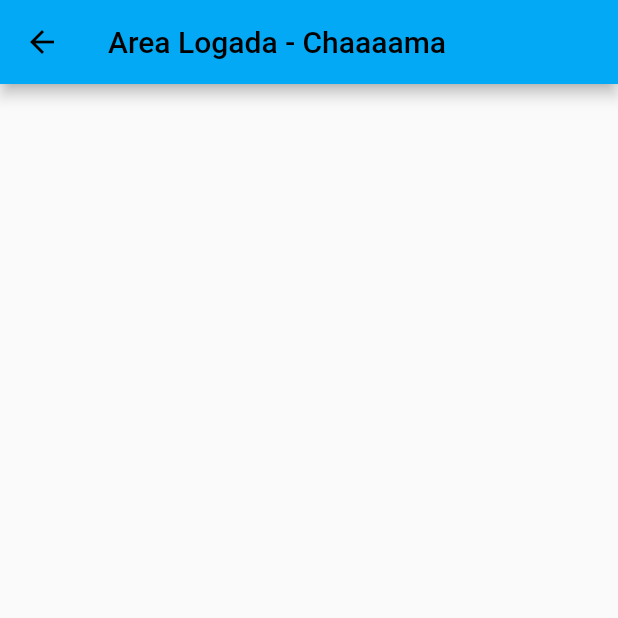
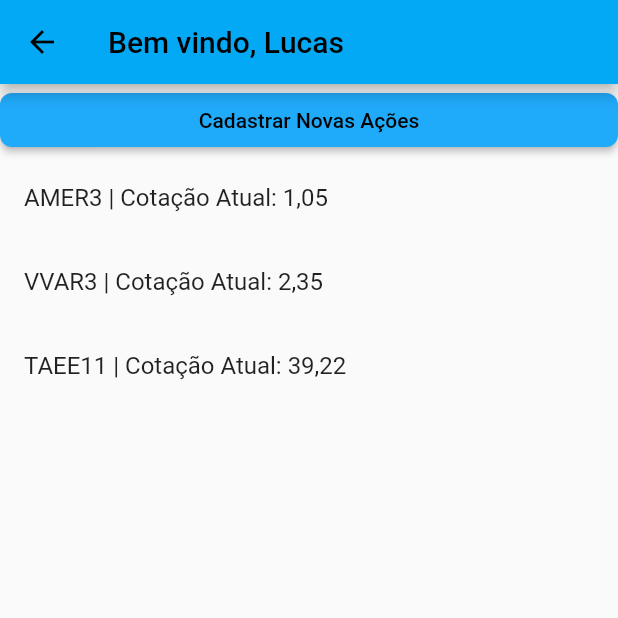
Before and after one commit to lucassnovaes/ManagementInvesing, a Flutter app: the HomeUserPage screen opened directly, on a phone screen of 412 x 824 dp, the top half of it. Run offline on Flutter 3.47's test engine with Material 2 defaults, Android fonts, the phone set to English and light mode, and no system bars; our stand-ins replace sqflite; accounts and stored records are empty.

Commit message:
Inclusao tela de home

```diff
--- a/lib/Home/HomeUser.dart
+++ b/lib/Home/HomeUser.dart
@@ -2,6 +2,7 @@
 import 'package:flutter/material.dart';
 import 'package:managementinvesting/Models/user_model.dart';
 
+import '../Login/login_page.dart';
 import '../Repository/users_repository.dart';
 
 class HomeUserPage extends StatefulWidget {
@@ -22,8 +23,41 @@
   @override
   Widget build(BuildContext context) {
     return Scaffold(
-        appBar: AppBar(
-      title: Text("Area Logada - Chaaaama"),
-    ));
+      appBar: AppBar(
+        title: Text("Bem vindo, Lucas"),
+      ),
+      body: ListView(
+        children: <Widget>[
+          ButtonTheme(
+            height: 60.0,
+            child: ElevatedButton(
+              onPressed: () => {
+                Navigator.push(
+                    context,
+                    MaterialPageRoute(
+                      builder: (context) => CadastroUsuario(),
+                    ))
+              },
+              child: Text('Cadastrar Novas Ações'),
+              style: ElevatedButton.styleFrom(
+                backgroundColor: Color.fromARGB(255, 32, 170, 250),
+                shape: RoundedRectangleBorder(
+                  borderRadius: BorderRadius.circular(8.0),
+                ),
+              ),
+            ),
+          ),
+          ListTile(
+            title: Text('AMER3 | Cotação Atual: 1,05'),
+          ),
+          ListTile(
+            title: Text('VVAR3 | Cotação Atual: 2,35'),
+          ),
+          ListTile(
+            title: Text('TAEE11 | Cotação Atual: 39,22'),
+          ),
+        ],
+      ),
+    );
   }
 }
```
